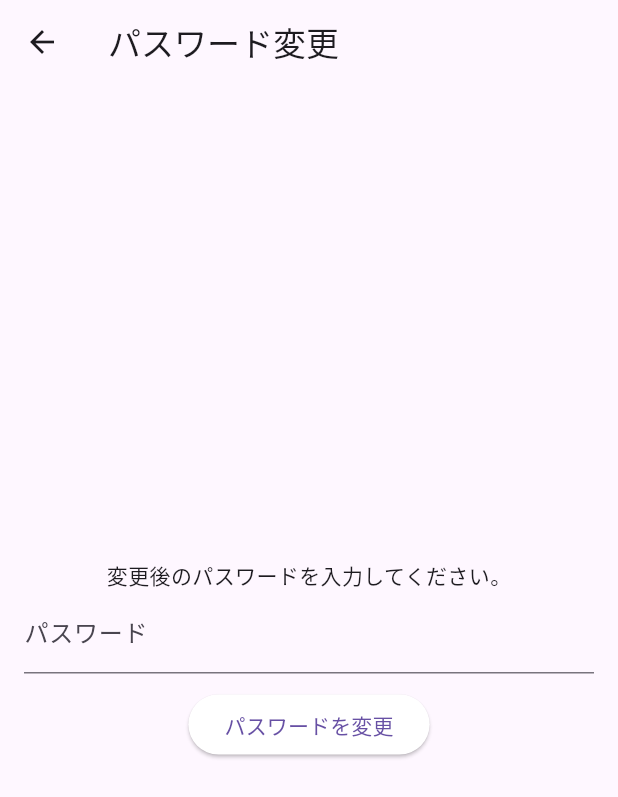
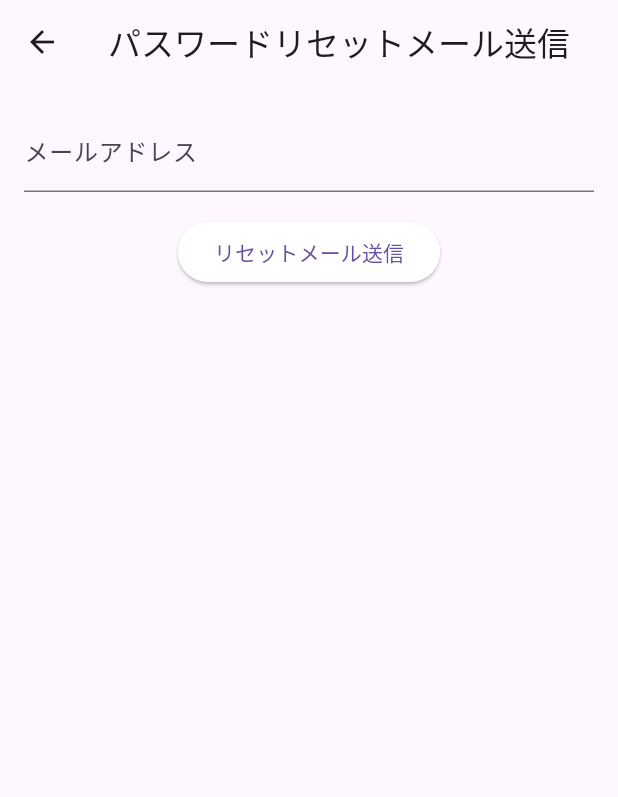
Before and after one commit to MinaSaitoShin/fanpixsnap, a Flutter app: the screen it shows after launch, after a tap on "すでにアカウントをお持ちの方はこちら", after a tap on "パスワードをお忘れですか？", on a phone screen of 412 x 824 dp. Shown: the top 797 px of the screen. Run offline on Flutter 3.47's test engine with Material 3 defaults, Android fonts, the phone set to English and light mode, and no system bars; our stand-ins replace connectivity_plus, device_info_plus, flutter_colorpicker, flutter_dotenv, google_fonts, image_picker and 5 more; missing offline and left inert: image_editor_plus, photo_manager, qr_code_scanner; accounts and stored records are empty; network calls fail.

Commit message:
パスワードリセット画面（未完成）

```diff
--- a/lib/screens/login_screen.dart
+++ b/lib/screens/login_screen.dart
@@ -1,7 +1,7 @@
 import 'package:flutter/material.dart';
 import 'package:supabase_flutter/supabase_flutter.dart';
 import 'signup_screen.dart';
-import 'password_reset_screen.dart';
+import 'password_reset_request_screen.dart';
 
 class LoginScreen extends StatefulWidget {
   @override
@@ -135,7 +135,7 @@ class _LoginScreenState extends State<LoginScreen> {
                 Navigator.push(
                   context,
                   MaterialPageRoute(
-                      builder: (context) => PasswordResetScreen()),
+                      builder: (context) => PasswordResetRequestScreen()),
                 );
               },
               child: Text(
--- /dev/null
+++ b/lib/screens/password_reset_request_screen.dart
@@ -0,0 +1,46 @@
+import 'package:flutter/material.dart';
+import 'package:supabase_flutter/supabase_flutter.dart';
+
+class PasswordResetRequestScreen extends StatelessWidget {
+  final TextEditingController _emailController = TextEditingController();
+  final supabase = Supabase.instance.client;
+
+  Future<void> _sendPasswordResetEmail(BuildContext context) async {
+    try {
+      await supabase.auth.resetPasswordForEmail(
+        _emailController.text.trim(),
+      );
+      ScaffoldMessenger.of(context).showSnackBar(
+        SnackBar(content: Text("パスワードリセット用のメールを送信しました")),
+      );
+      Navigator.pop(context);
+    } catch (e) {
+      ScaffoldMessenger.of(context).showSnackBar(
+        SnackBar(content: Text("エラー: ${e.toString()}")),
+      );
+    }
+  }
+
+  @override
+  Widget build(BuildContext context) {
+    return Scaffold(
+      appBar: AppBar(title: Text('パスワードリセットメール送信')),
+      body: Padding(
+        padding: const EdgeInsets.all(16.0),
+        child: Column(
+          children: [
+            TextField(
+              controller: _emailController,
+              decoration: InputDecoration(labelText: "メールアドレス"),
+            ),
+            SizedBox(height: 16),
+            ElevatedButton(
+              onPressed: () => _sendPasswordResetEmail(context),
+              child: Text('リセットメール送信'),
+            )
+          ],
+        ),
+      ),
+    );
+  }
+}
--- a/lib/screens/password_reset_screen.dart
+++ b/lib/screens/password_reset_screen.dart
@@ -7,31 +7,49 @@ class PasswordResetScreen extends StatefulWidget {
 }
 
 class _PasswordResetScreenState extends State<PasswordResetScreen> {
-  final TextEditingController _newPasswordController = TextEditingController();
-  String _errorMessage = '';
-
+  final TextEditingController _passwordController = TextEditingController();
   final supabase = Supabase.instance.client;
 
-  // パスワードリセット処理
+  @override
+  void initState() {
+    super.initState();
+    _recoverSessionFromLink();
+  }
+
+  Future<void> _recoverSessionFromLink() async {
+    final uri = Uri.base;
+    final accessToken = uri.queryParameters['access_token'];
+
+    if (accessToken != null) {
+      final response = await supabase.auth.setSession(accessToken);
+
+      if (response.user == null) {
+        print('セッション復元に失敗');
+      } else {
+        print('セッション復元成功: ${response.user!.id}');
+      }
+    } else {
+      print('リンクにaccess_tokenがありません');
+    }
+  }
+
   Future<void> _changePassword() async {
-    final supabase = Supabase.instance.client;
-
     try {
       final response = await supabase.auth.updateUser(
-        UserAttributes(password: _newPasswordController.text.trim()),
+        UserAttributes(password: _passwordController.text.trim()),
       );
 
       if (response.user != null) {
         ScaffoldMessenger.of(context).showSnackBar(
-          SnackBar(content: Text("パスワードが変更されました")),
+          SnackBar(content: Text('パスワード変更成功！')),
         );
-        Navigator.pop(context);
+        Navigator.popUntil(context, (route) => route.isFirst); // ホームに戻るなど
       } else {
-        throw Exception("パスワード変更に失敗しました");
+        throw Exception('パスワード変更に失敗');
       }
     } catch (e) {
       ScaffoldMessenger.of(context).showSnackBar(
-        SnackBar(content: Text("エラー: ${e.toString()}")),
+        SnackBar(content: Text('エラー: ${e.toString()}')),
       );
     }
   }
@@ -39,25 +57,21 @@ class _PasswordResetScreenState extends State<PasswordResetScreen> {
   @override
   Widget build(BuildContext context) {
     return Scaffold(
-      appBar: AppBar(title: Text("パスワード変更")),
+      appBar: AppBar(title: Text('新しいパスワード入力')),
       body: Padding(
         padding: const EdgeInsets.all(16.0),
         child: Column(
-          mainAxisAlignment: MainAxisAlignment.center,
           children: [
-            Text("変更後のパスワードを入力してください。"),
             TextField(
-              controller: _newPasswordController,
-              decoration: InputDecoration(labelText: "パスワード"),
+              controller: _passwordController,
+              decoration: InputDecoration(labelText: "新しいパスワード"),
               obscureText: true,
             ),
-            SizedBox(height: 10),
-            if (_errorMessage.isNotEmpty)
-              Text(_errorMessage, style: TextStyle(color: Colors.red)),
+            SizedBox(height: 16),
             ElevatedButton(
               onPressed: _changePassword,
-              child: Text("パスワードを変更"),
-            ),
+              child: Text('パスワード変更'),
+            )
           ],
         ),
       ),
```
